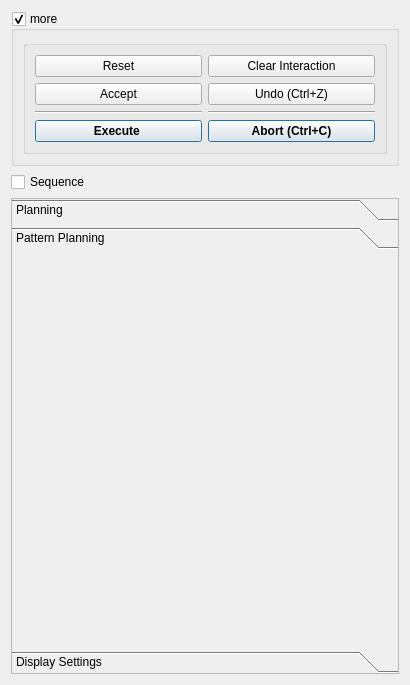
The window that vigir_footstep_planning_rviz_plugin/ui_forms/paneldesign.ui (team-vigir/vigir_footstep_planning_visual_tools) describes before a commit, drawn with Qt 5.
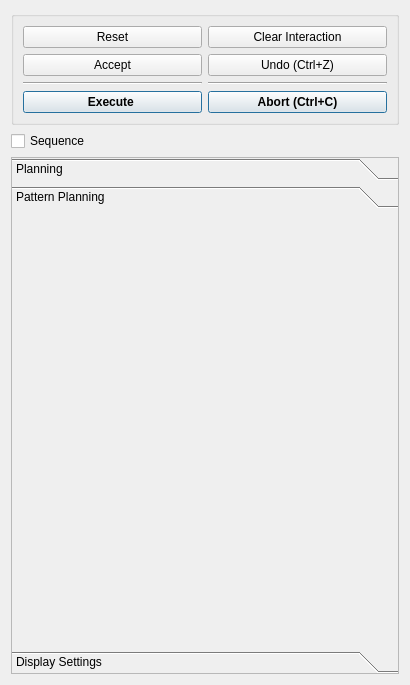
The same window after the commit. The open tabs and pages were chosen to show the change. Custom widgets are drawn as their Qt base class.

```diff
--- a/vigir_footstep_planning_rviz_plugin/ui_forms/paneldesign.ui
+++ b/vigir_footstep_planning_rviz_plugin/ui_forms/paneldesign.ui
@@ -27,27 +27,6 @@
   </property>
   <layout class="QVBoxLayout" name="verticalLayout_3">
    <item>
-    <widget class="QGroupBox" name="moreOptionsGroupBox">
-     <property name="minimumSize">
-      <size>
-       <width>0</width>
-       <height>0</height>
-      </size>
-     </property>
-     <property name="autoFillBackground">
-      <bool>false</bool>
-     </property>
-     <property name="title">
-      <string>more</string>
-     </property>
-     <property name="flat">
-      <bool>true</bool>
-     </property>
-     <property name="checkable">
-      <bool>true</bool>
-     </property>
-     <layout class="QVBoxLayout" name="verticalLayout">
-      <item>
        <widget class="QGroupBox" name="groupBox">
         <property name="sizePolicy">
          <sizepolicy hsizetype="Preferred" vsizetype="Fixed">
@@ -166,9 +145,6 @@
         </layout>
        </widget>
       </item>
-     </layout>
-    </widget>
-   </item>
    <item>
     <widget class="QCheckBox" name="globalSequenceCheckBox">
      <property name="text">
@@ -177,7 +153,10 @@
     </widget>
    </item>
    <item>
-    <widget class="QToolBox" name="tool_box">
+    <widget class="QToolBox" name="widgetToolBox">
+     <property name="enabled">
+      <bool>true</bool>
+     </property>
      <property name="minimumSize">
       <size>
        <width>300</width>
@@ -222,7 +201,7 @@
         <x>0</x>
         <y>0</y>
         <width>390</width>
-        <height>380</height>
+        <height>421</height>
        </rect>
       </property>
       <attribute name="label">
```
Left out of the diff: 20 changed lines with no effect on the pictures. Lines whose indentation alone changed are shown as unchanged.
